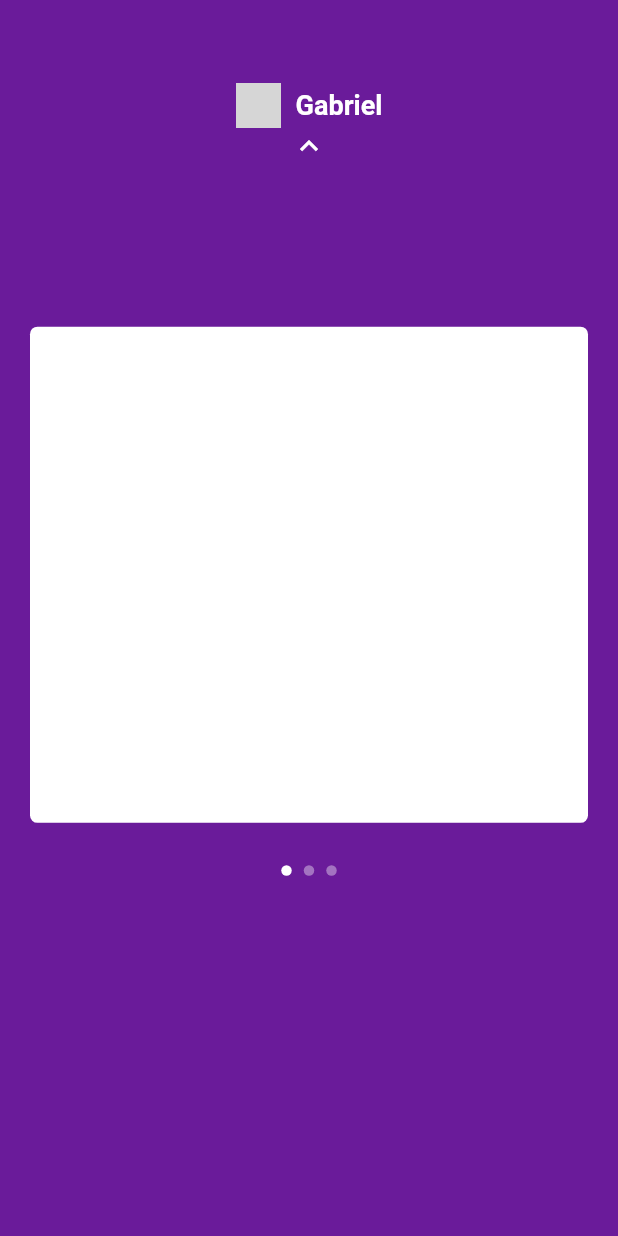
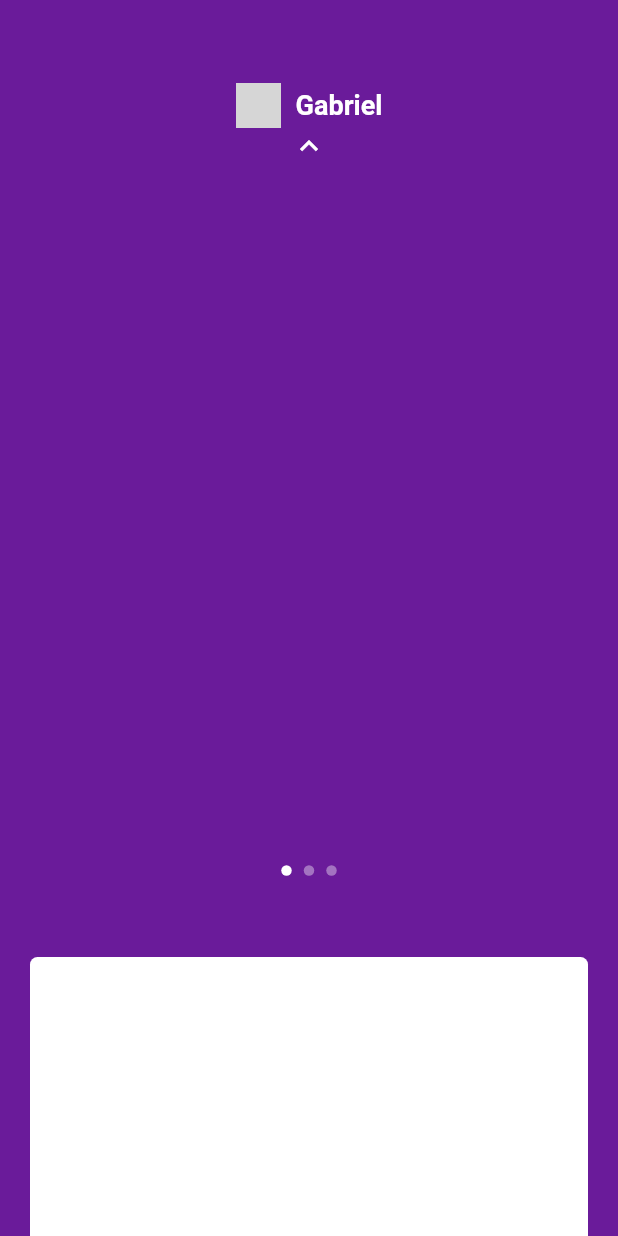
Before and after one commit to gabriel-lucas-sl/Flutter, a Flutter app: the screen it shows after launch, after a tap on "Gabriel", on a phone screen of 412 x 824 dp. Run offline on Flutter 3.47's test engine with Material 2 defaults, Android fonts, the light colour scheme and no system bars; network calls fail; grey boxes are pictures that could not be loaded.

Commit message:
adding page view animation

```diff
--- a/nubank_clone/lib/pages/home/home_page.dart
+++ b/nubank_clone/lib/pages/home/home_page.dart
@@ -13,6 +13,7 @@ class HomePage extends StatefulWidget {
 class _HomePageState extends State<HomePage> {
   late bool _showMenu;
   late int _currentIndex;
+  double? _yPosition;
 
   @override
   void initState() {
@@ -25,6 +26,10 @@ class _HomePageState extends State<HomePage> {
   Widget build(BuildContext context) {
     double _screenHeight = MediaQuery.of(context).size.height;
 
+    if (_yPosition == null) {
+      _yPosition = _screenHeight * .24;
+    }
+
     return Scaffold(
       backgroundColor: Colors.purple[800],
       body: Stack(alignment: Alignment.topCenter, children: <Widget>[
@@ -33,22 +38,63 @@ class _HomePageState extends State<HomePage> {
           onTap: () {
             setState(() {
               _showMenu = !_showMenu;
+              _yPosition =
+                  _showMenu ? _screenHeight * .75 : _screenHeight * .24;
             });
           },
         ),
         PageViewApp(
-          top: _screenHeight,
+          // !_showMenu ? _screenHeight * .24 : _screenHeight * .75,
+          top: _yPosition,
+          toogleMenu: _showMenu,
           onChanged: (index) {
             setState(() {
               _currentIndex = index;
             });
           },
+          onPanUpdate: (details) {
+            double topPositionLimit = _screenHeight * .24;
+            double bottomPositionLimit = _screenHeight * 75;
+            double middlePosition =
+                (bottomPositionLimit - topPositionLimit) / 2;
+
+            setState(() {
+              if (_yPosition != null) {
+                _yPosition = _yPosition! + details.delta.dy;
+
+                _yPosition = _yPosition! < topPositionLimit
+                    ? topPositionLimit
+                    : _yPosition;
+
+                _yPosition = _yPosition! > bottomPositionLimit
+                    ? bottomPositionLimit
+                    : _yPosition;
+
+                if (_yPosition != bottomPositionLimit && details.delta.dy > 0) {
+                  _yPosition =
+                      _yPosition! > topPositionLimit + middlePosition - 50
+                          ? bottomPositionLimit
+                          : _yPosition;
+                }
+
+                if (_yPosition != bottomPositionLimit && details.delta.dy < 0) {
+                  _yPosition = _yPosition! < topPositionLimit - middlePosition
+                      ? topPositionLimit
+                      : _yPosition;
+                }
+
+                if (_yPosition == bottomPositionLimit) {
+                  _showMenu = true;
+                } else if (_yPosition == topPositionLimit) {
+                  _showMenu = false;
+                }
+              }
+            });
+          },
         ),
-        Positioned(
+        MyDotsApp(
           top: _screenHeight * .70,
-          child: MyDotsApp(
-            currentIndex: _currentIndex,
-          ),
+          currentIndex: _currentIndex,
         ),
       ]),
     );
--- a/nubank_clone/lib/pages/home/widgets/my_app_bar.dart
+++ b/nubank_clone/lib/pages/home/widgets/my_app_bar.dart
@@ -20,7 +20,7 @@ class MyAppBar extends StatelessWidget {
           onTap: onTap,
           child: Container(
             color: Colors.purple[800],
-            height: MediaQuery.of(context).size.height * 0.20,
+            height: MediaQuery.of(context).size.height * .20,
             child: Column(
               mainAxisAlignment: MainAxisAlignment.center,
               children: [
--- a/nubank_clone/lib/pages/home/widgets/my_dots_app.dart
+++ b/nubank_clone/lib/pages/home/widgets/my_dots_app.dart
@@ -2,8 +2,10 @@ import 'package:flutter/material.dart';
 
 class MyDotsApp extends StatelessWidget {
   final int currentIndex;
+  final double top;
 
-  const MyDotsApp({Key? key, required this.currentIndex}) : super(key: key);
+  const MyDotsApp({Key? key, required this.currentIndex, required this.top})
+      : super(key: key);
 
   Color _getColor(int index) {
     return index == currentIndex ? Colors.white : Colors.white38;
@@ -11,7 +13,9 @@ class MyDotsApp extends StatelessWidget {
 
   @override
   Widget build(BuildContext context) {
-    return Row(
+    return Positioned(
+      top: top,
+      child: Row(
         children: <Widget>[
           AnimatedContainer(
             duration: const Duration(milliseconds: 300),
@@ -47,6 +51,7 @@ class MyDotsApp extends StatelessWidget {
             ),
           ),
         ],
+      ),
     );
   }
 }
--- a/nubank_clone/lib/pages/home/widgets/page_view_app.dart
+++ b/nubank_clone/lib/pages/home/widgets/page_view_app.dart
@@ -2,28 +2,42 @@ import 'package:flutter/material.dart';
 import 'package:nubank_clone/pages/home/widgets/card_app.dart';
 
 class PageViewApp extends StatelessWidget {
-  final double top;
+  final double? top;
   final ValueChanged<int> onChanged;
+  final GestureDragUpdateCallback onPanUpdate;
+  final bool toogleMenu;
 
-  const PageViewApp({Key? key, required this.top, required this.onChanged})
+  const PageViewApp(
+      {Key? key,
+      required this.top,
+      required this.onChanged,
+      required this.onPanUpdate,
+      required this.toogleMenu})
       : super(key: key);
 
   @override
   Widget build(BuildContext context) {
-    return Positioned(
-      top: top * .24,
+    return AnimatedPositioned(
+      duration: const Duration(milliseconds: 300),
+      curve: Curves.easeOut,
+      top: top,
       height: MediaQuery.of(context).size.height * .45,
       left: 0,
       right: 0,
+      child: GestureDetector(
+        onPanUpdate: onPanUpdate,
         child: PageView(
           onPageChanged: onChanged,
-        physics: BouncingScrollPhysics(),
+          physics: toogleMenu
+              ? NeverScrollableScrollPhysics()
+              : BouncingScrollPhysics(),
           children: <Widget>[
             CardApp(),
             CardApp(),
             CardApp(),
           ],
         ),
+      ),
     );
   }
 }
```
Also changed, not shown: nubank_clone/pubspec.yaml (line endings or trailing spaces). Lines whose indentation alone changed are shown as unchanged.
